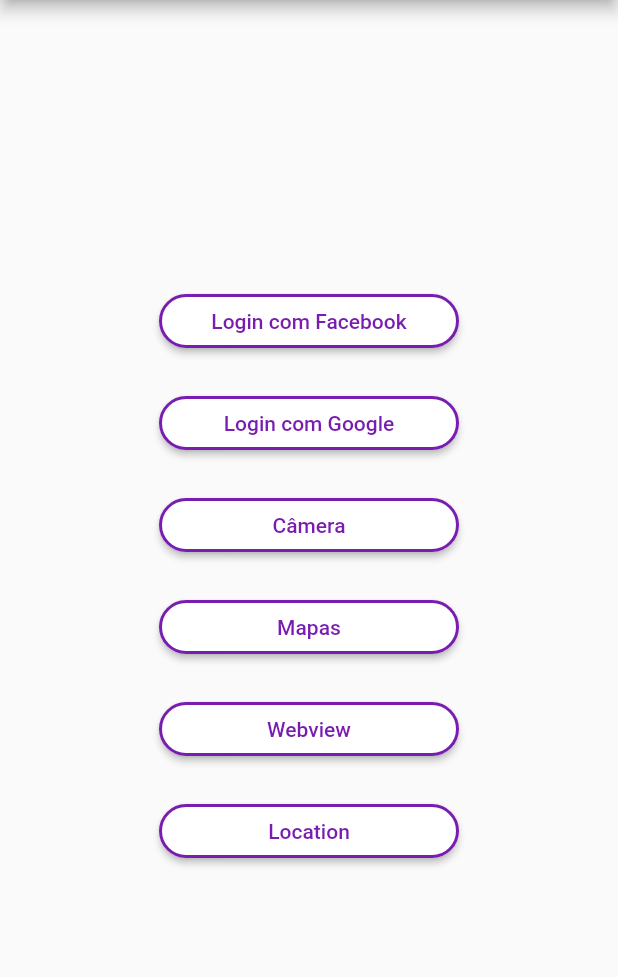
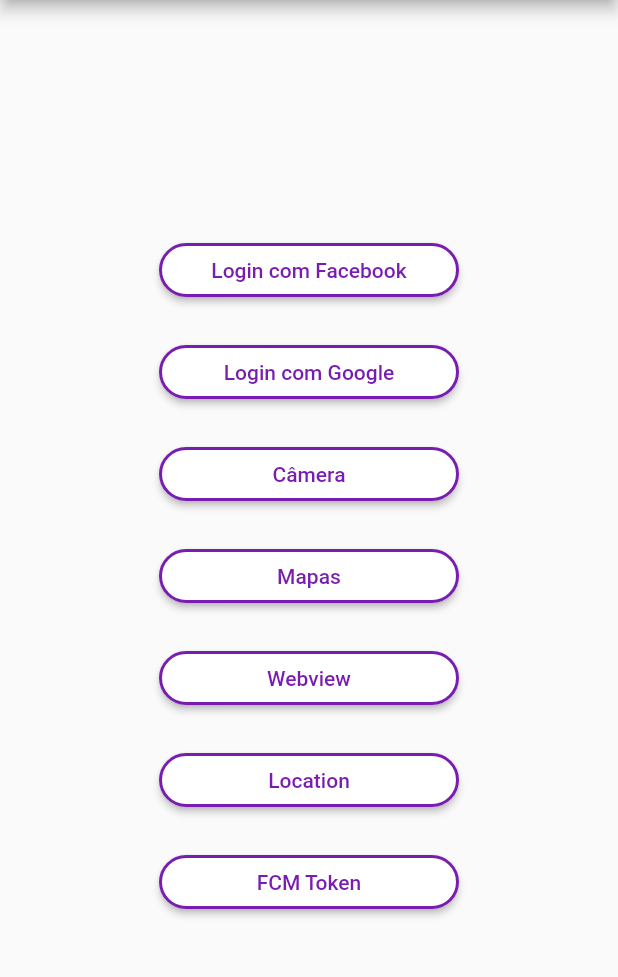
Before and after one commit to estudio89/flutter_tests, a Flutter app: the screen it shows after launch, on a phone screen of 412 x 824 dp, the part 84-1061 px from its top. Run offline on Flutter 3.47's test engine with Material 2 defaults, Android fonts, the phone set to English and light mode, and no system bars; our stand-ins replace firebase_messaging, flutter_map, google_sign_in, image_picker, latlong, location; missing offline and left inert: flutter_facebook_login, flutter_webview_plugin; accounts and stored records are empty.

```diff
--- a/lib/main.dart
+++ b/lib/main.dart
@@ -5,7 +5,7 @@ import 'package:flutter_tests/camera.dart';
 import 'package:flutter_tests/map.dart';
 import 'package:flutter_webview_plugin/flutter_webview_plugin.dart';
 import 'package:location/location.dart';
-
+import 'package:firebase_messaging/firebase_messaging.dart';
 
 void main() => runApp(new MyApp());
 
@@ -44,7 +44,16 @@ class MyHomePage extends StatefulWidget {
 }
 
 class _MyHomePageState extends State<MyHomePage> {
+  final FirebaseMessaging _firebaseMessaging = new FirebaseMessaging();
 
+  @override
+  void initState() {
+    super.initState();
+
+    _firebaseMessaging.requestNotificationPermissions();
+    _firebaseMessaging.configure();
+    showFCMToken(_firebaseMessaging);
+  }
 
   @override
   Widget build(BuildContext context) {
@@ -151,6 +160,22 @@ class _MyHomePageState extends State<MyHomePage> {
                   showLocation(context);
                 }
               ),
+            ),
+            new Container(
+              margin: const EdgeInsets.all(10.0),
+              width: 200.0,
+              child: new RaisedButton(
+                child: const Text('FCM Token'),
+                color: Colors.white,
+                textColor: const Color(0xFF781DB0),
+                shape: new RoundedRectangleBorder(
+                  side: new BorderSide(width: 2.0, color: const Color(0xFF781DB0)),
+                  borderRadius: new BorderRadius.circular(50.0)
+                ),
+                onPressed: () {
+                  showFCMToken(_firebaseMessaging);
+                }
+              ),
             )
           ],
         ),
@@ -210,3 +235,8 @@ showLocation(BuildContext context) async {
 
   showDialog(context: context, child: dialog);
 }
+
+showFCMToken(FirebaseMessaging instance) async {
+  var token = await instance.getToken();
+  print('---------> FCM Token: $token');
+}
--- a/pubspec.yaml
+++ b/pubspec.yaml
@@ -14,6 +14,7 @@ dependencies:
   flutter_map: ^0.0.1
   flutter_webview_plugin: ^0.1.3
   location: ^1.1.7
+  firebase_messaging: ^0.2.0
 
 dev_dependencies:
   flutter_test:
```
Also changed, not shown: pubspec.lock, 181 other files.
